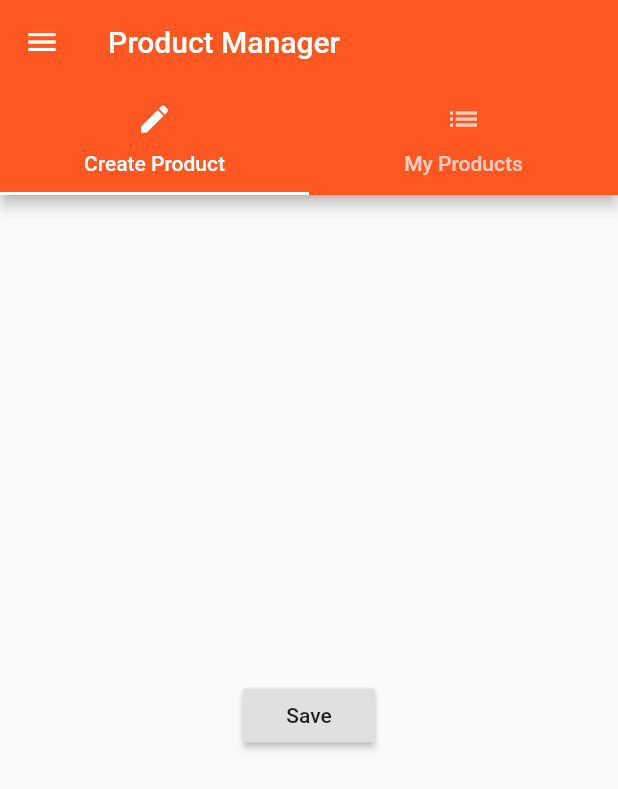
After one commit to xdass/flutter_learn, a Flutter app: the screen it shows after launch, in the side drawer, after a tap on "Manage products", on a phone screen of 412 x 824 dp. The commit adds this screen. Shown: the top 789 px of the screen. Run offline on Flutter 3.47's test engine with Material 2 defaults, Android fonts, the phone set to English and light mode, and no system bars.

Commit message:
Refactoring code. Add modals

```diff
--- a/lib/main.dart
+++ b/lib/main.dart
@@ -1,6 +1,8 @@
 import 'package:flutter/material.dart';
 import './product_manager.dart';
-// import 'package:flutter/rendering.dart';
+import './pages/products.dart';
+import './pages/products_admin.dart';
+import './pages/product.dart';
 
 import './pages/auth.dart';
 
@@ -9,13 +11,57 @@ void main() {
   runApp(MyApp());
 }
 
-class MyApp extends StatelessWidget {
+class MyApp extends StatefulWidget {
+  @override
+  State<StatefulWidget> createState() {
+    return _MyAppState();
+  }
+}
+
+class _MyAppState extends State<MyApp> {
+  List<Map<String, String>> _products = [];
+
+  void _addProduct(Map<String, String> product) {
+    setState(() {
+      _products.add(product);
+    });
+  }
+
+  void _deleteProduct(int index) {
+    setState(() {
+      _products.removeAt(index);
+    });
+  }
+
   @override
   Widget build(BuildContext context) {
     return MaterialApp(
       // debugShowMaterialGrid: true,
       theme: ThemeData(primarySwatch: Colors.deepOrange),
-      home: AuthPage(),
+      // home: AuthPage(),
+      routes: {
+        '/': (BuildContext context) =>
+            ProductsPage(_products, _addProduct, _deleteProduct),
+        '/admin': (BuildContext context) => ProductAdminPage(),
+      },
+      onGenerateRoute: (RouteSettings settings) {
+        final List<String> pathElements = settings.name.split('/');
+        if (pathElements[0] != '') {
+          return null;
+        }
+        if (pathElements[1] == 'product') {
+          final int index = int.parse(pathElements[2]);
+          return MaterialPageRoute<bool>(
+              builder: (BuildContext context) => ProductPage(
+                  _products[index]['title'], _products[index]['image']));
+        }
+        return null;
+      },
+      onUnknownRoute: (RouteSettings settings) {
+        return MaterialPageRoute(
+            builder: (BuildContext context) =>
+                ProductsPage(_products, _addProduct, _deleteProduct));
+      },
     );
   }
 }
--- a/lib/pages/auth.dart
+++ b/lib/pages/auth.dart
@@ -13,8 +13,7 @@ class AuthPage extends StatelessWidget {
         child: RaisedButton(
           child: Text('LOGIN'),
           onPressed: () {
-            Navigator.pushReplacement(
-                context, MaterialPageRoute(builder: (BuildContext context) => ProductsPage()));
+            Navigator.pushReplacementNamed(context, '/');
           },
         ),
       ),
--- /dev/null
+++ b/lib/pages/product_create.dart
@@ -0,0 +1,16 @@
+import 'package:flutter/material.dart';
+
+class ProductCreatePage extends StatelessWidget {
+  @override
+  Widget build(BuildContext context) {
+    return Center(
+        child: RaisedButton(
+          child: Text('Save'),
+          onPressed: () {
+            showModalBottomSheet(context: context, builder: (BuildContext context) {
+              return Center(child: Text('This is a Modal!'),);
+            });
+          },
+        ));
+  }
+}
--- a/lib/pages/products.dart
+++ b/lib/pages/products.dart
@@ -2,6 +2,12 @@ import 'package:flutter/material.dart';
 import '../product_manager.dart';
 
 class ProductsPage extends StatelessWidget {
+  final List<Map<String, String>> products;
+  final Function addProduct;
+  final Function deleteProduct;
+
+  ProductsPage(this.products, this.addProduct, this.deleteProduct);
+
   @override
   Widget build(BuildContext context) {
     return Scaffold(
@@ -14,6 +20,9 @@ class ProductsPage extends StatelessWidget {
             ),
             ListTile(
               title: Text('Manage products'),
+              onTap: () {
+                Navigator.pushReplacementNamed(context, '/admin');
+              },
             )
           ],
         ),
@@ -21,7 +30,7 @@ class ProductsPage extends StatelessWidget {
       appBar: AppBar(
         title: Text('Simple App'),
       ),
-      body: ProductManager(),
+      body: ProductManager(products, addProduct, deleteProduct),
     );
   }
 }
--- /dev/null
+++ b/lib/pages/products_admin.dart
@@ -0,0 +1,47 @@
+import 'package:flutter/material.dart';
+import './products.dart';
+import './product_create.dart';
+import './product_list.dart';
+
+class ProductAdminPage extends StatelessWidget {
+  @override
+  Widget build(BuildContext context) {
+    return DefaultTabController(
+        length: 2,
+        child: Scaffold(
+            drawer: Drawer(
+              child: Column(
+                children: <Widget>[
+                  AppBar(
+                    automaticallyImplyLeading: false,
+                    title: Text('Choose'),
+                  ),
+                  ListTile(
+                    title: Text('All products'),
+                    onTap: () {
+                      Navigator.pushReplacementNamed(context, '/');
+                    },
+                  )
+                ],
+              ),
+            ),
+            appBar: AppBar(
+              title: Text('Product Manager'),
+              bottom: TabBar(
+                tabs: <Widget>[
+                  Tab(
+                    icon: Icon(Icons.create),
+                    text: 'Create Product',
+                  ),
+                  Tab(
+                    icon: Icon(Icons.list),
+                    text: 'My Products',
+                  )
+                ],
+              ),
+            ),
+            body: TabBarView(
+              children: <Widget>[ProductCreatePage(), ProductListPage()],
+            )));
+  }
+}
```
Also changed, not shown: lib/pages/product.dart (+30 -4 lines), lib/pages/product_list.dart (added, +9 -0 lines), lib/product_manager.dart (+7 -44 lines), lib/products.dart (+7 -10 lines).
